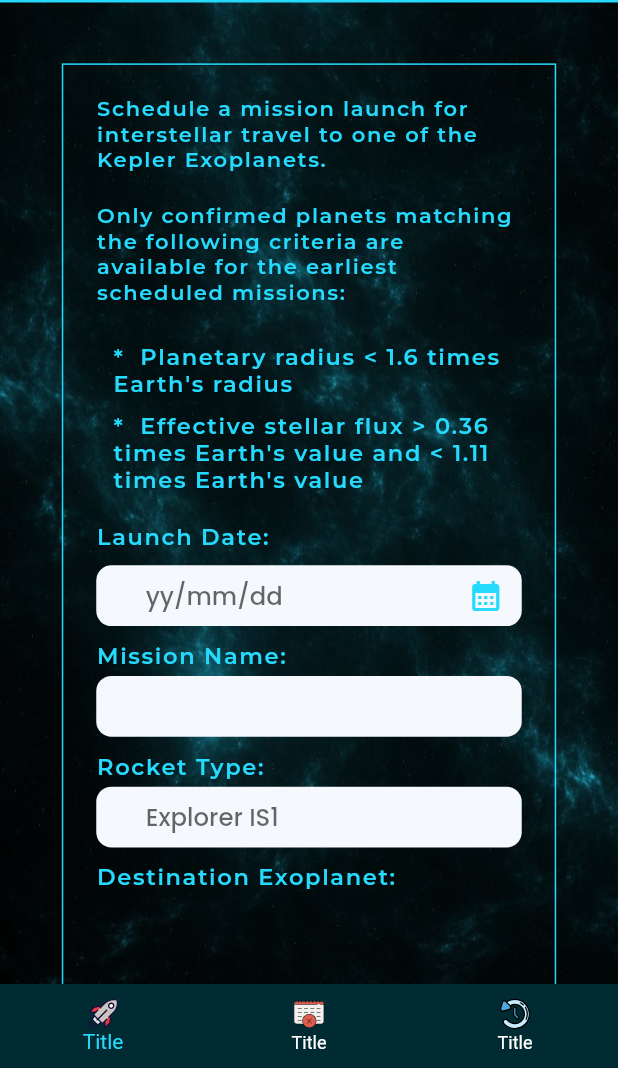
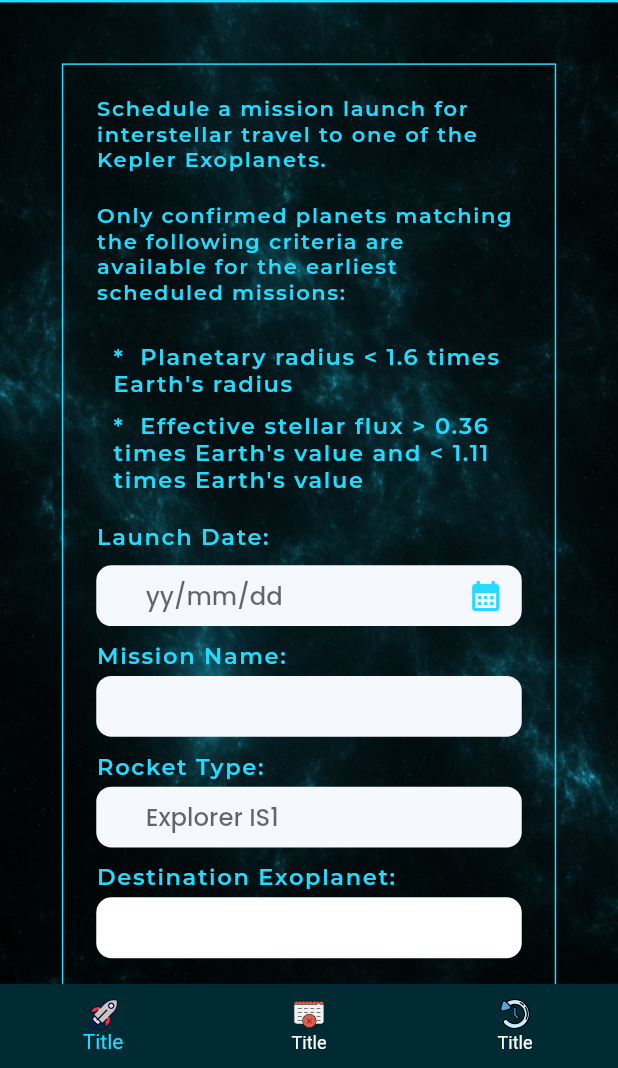
Before and after one commit to DARK-PROGRAMMER-I/NASA_MOBILE_VERSION, a Flutter app: the screen it shows after launch, on a phone screen of 412 x 824 dp, the part 168-1236 px from its top. Run offline on Flutter 3.47's test engine with Material 2 defaults, Android fonts, the phone set to English and light mode, and no system bars; our stand-ins replace flutter_screenutil, flutter_svg, google_fonts.

Commit message:
Drop Down

```diff
--- a/lib/widgets/home_widgets/drop_down_field.dart
+++ b/lib/widgets/home_widgets/drop_down_field.dart
@@ -1,4 +1,6 @@
 import 'package:flutter/material.dart';
+import 'package:flutter_screenutil/flutter_screenutil.dart';
+import 'package:nasa_mission_control/utils/colors.dart';
 
 class DropDownField extends StatefulWidget {
   const DropDownField({Key? key}) : super(key: key);
@@ -10,6 +12,13 @@ class DropDownField extends StatefulWidget {
 class _DropDownFieldState extends State<DropDownField> {
   @override
   Widget build(BuildContext context) {
-    return Container();
+    return Container(
+      height: 40.h,
+      margin: EdgeInsets.only(bottom: 0.h, top: 5.h),
+      decoration: BoxDecoration(
+        color: AppColors.kWhiteColor,
+        borderRadius: BorderRadius.circular(10.r),
+      ),
+    );
   }
 }
--- a/lib/widgets/home_widgets/home_form_widget.dart
+++ b/lib/widgets/home_widgets/home_form_widget.dart
@@ -1,6 +1,7 @@
 import 'package:flutter/material.dart';
 import 'package:flutter_screenutil/flutter_screenutil.dart';
 import 'package:nasa_mission_control/widgets/global_widgets/semibold_text.dart';
+import 'package:nasa_mission_control/widgets/home_widgets/drop_down_field.dart';
 
 import '../../utils/colors.dart';
 import 'date_picker_function.dart';
@@ -89,7 +90,7 @@ class _HomeFormWidgetState extends State<HomeFormWidget> {
             crossAxisAlignment: CrossAxisAlignment.start,
             children: [
               SemiBoldText(name: "Destination Exoplanet: "),
-
+              DropDownField(),
             ],
           ),
         ],
```
